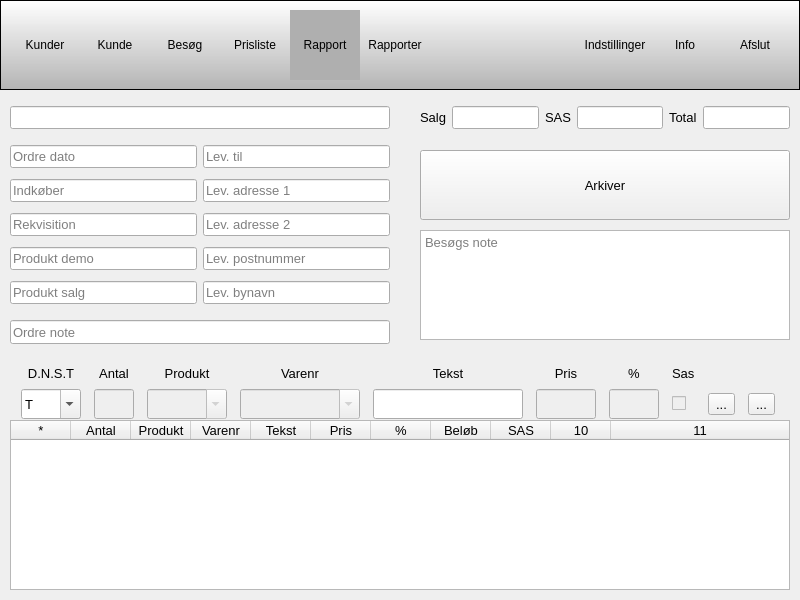
fhdk/eordre-app.pyqt, file buildtools/ui/main_window.ui: the form before one commit.
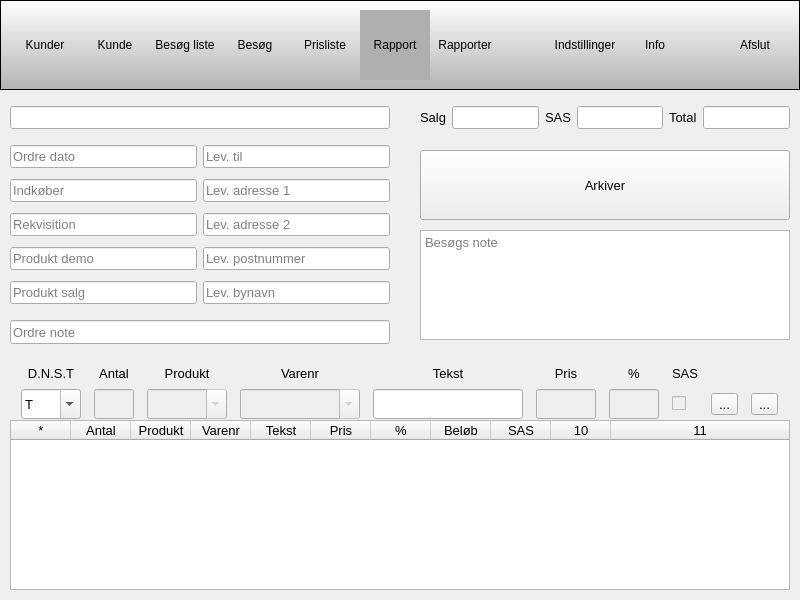
The form after the commit. Icons and pictures are not drawn.

Commit message: another minor rebuild of ui refactor main

```diff
--- a/buildtools/ui/main_window.ui
+++ b/buildtools/ui/main_window.ui
@@ -2561,7 +2561,7 @@
           </font>
          </property>
          <property name="text">
-          <string>Sas</string>
+          <string>SAS</string>
          </property>
         </widget>
        </item>
@@ -2716,7 +2716,7 @@
     <widget class="QToolButton" name="toolButtonReport">
      <property name="geometry">
       <rect>
-       <x>290</x>
+       <x>360</x>
        <y>10</y>
        <width>70</width>
        <height>70</height>
@@ -2834,7 +2834,7 @@
       <string>Kundebesøg</string>
      </property>
      <property name="text">
-      <string>Besøg</string>
+      <string>Besøg liste</string>
      </property>
      <property name="icon">
       <iconset resource="../icons/system.qrc">
@@ -2859,7 +2859,7 @@
     <widget class="QToolButton" name="toolButtonPricelist">
      <property name="geometry">
       <rect>
-       <x>220</x>
+       <x>290</x>
        <y>10</y>
        <width>70</width>
        <height>70</height>
@@ -2894,7 +2894,7 @@
     <widget class="QToolButton" name="toolButtonReports">
      <property name="geometry">
       <rect>
-       <x>360</x>
+       <x>430</x>
        <y>10</y>
        <width>70</width>
        <height>70</height>
@@ -2929,7 +2929,7 @@
     <widget class="QToolButton" name="toolButtonInfo">
      <property name="geometry">
       <rect>
-       <x>650</x>
+       <x>620</x>
        <y>10</y>
        <width>70</width>
        <height>70</height>
@@ -2964,7 +2964,7 @@
     <widget class="QToolButton" name="toolButtonSettings">
      <property name="geometry">
       <rect>
-       <x>580</x>
+       <x>550</x>
        <y>10</y>
        <width>70</width>
        <height>70</height>
@@ -3031,6 +3031,41 @@
       <enum>Qt::ToolButtonTextUnderIcon</enum>
      </property>
     </widget>
+    <widget class="QToolButton" name="toolButtonVisit">
+     <property name="geometry">
+      <rect>
+       <x>220</x>
+       <y>10</y>
+       <width>70</width>
+       <height>70</height>
+      </rect>
+     </property>
+     <property name="toolTip">
+      <string>Rapporter</string>
+     </property>
+     <property name="text">
+      <string>Besøg</string>
+     </property>
+     <property name="icon">
+      <iconset resource="../icons/system.qrc">
+       <normaloff>:/system/ordering.png</normaloff>:/system/ordering.png</iconset>
+     </property>
+     <property name="iconSize">
+      <size>
+       <width>48</width>
+       <height>48</height>
+      </size>
+     </property>
+     <property name="checkable">
+      <bool>true</bool>
+     </property>
+     <property name="autoExclusive">
+      <bool>true</bool>
+     </property>
+     <property name="toolButtonStyle">
+      <enum>Qt::ToolButtonTextUnderIcon</enum>
+     </property>
+    </widget>
    </widget>
   </widget>
  </widget>
```
Left out of the diff: 7 changed lines with no effect on the pictures. The commit also changes 5 other files.
